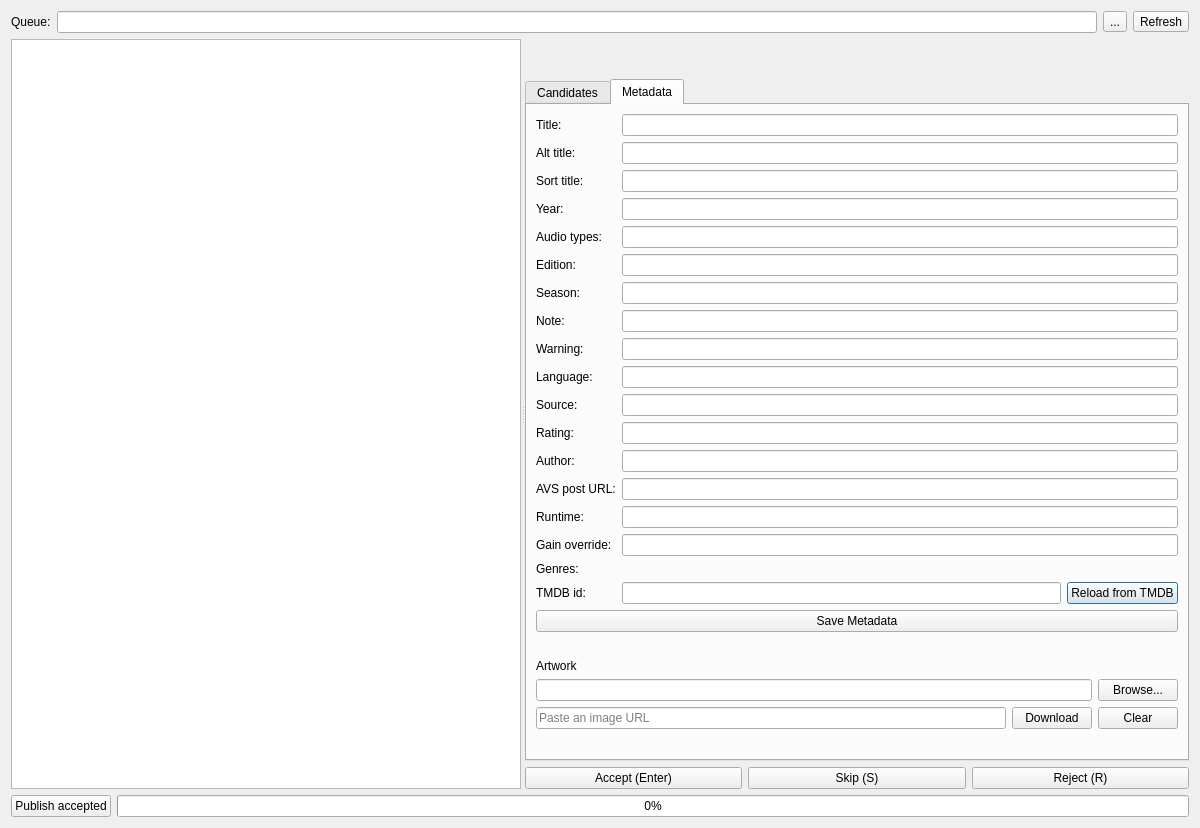
First picture: the form in src/main/python/ui/review.ui, repository 3ll3d00d/beqdesigner, before the edit.
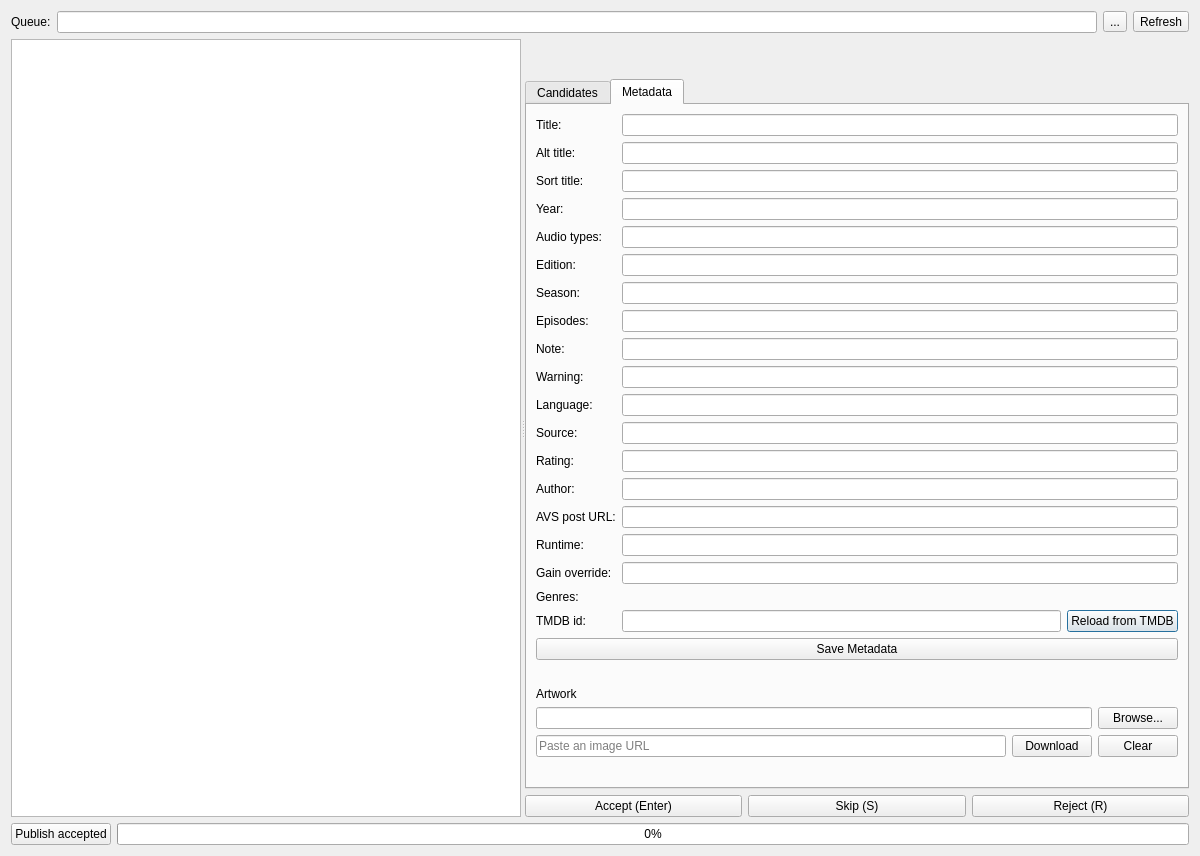
Second picture: the form after the edit. The open tabs and pages were chosen to show the change. Custom widgets are drawn as their Qt base class.

Commit message: Carry a TV item's season and episodes into its metadata

```diff
--- a/src/main/python/ui/review.ui
+++ b/src/main/python/ui/review.ui
@@ -201,117 +201,131 @@
               <widget class="QLineEdit" name="seasonField"/>
              </item>
              <item row="7" column="0">
+              <widget class="QLabel" name="episodesFieldLabel">
+               <property name="text">
+                <string>Episodes:</string>
+               </property>
+              </widget>
+             </item>
+             <item row="7" column="1">
+              <widget class="QLineEdit" name="episodesField">
+               <property name="toolTip">
+                <string>The episodes of that season this filter covers, e.g. 1-8 or 1-3, 5. Blank if not a TV show.</string>
+               </property>
+              </widget>
+             </item>
+             <item row="8" column="0">
               <widget class="QLabel" name="noteFieldLabel">
                <property name="text">
                 <string>Note:</string>
                </property>
               </widget>
              </item>
-             <item row="7" column="1">
+             <item row="8" column="1">
               <widget class="QLineEdit" name="noteField"/>
              </item>
-             <item row="8" column="0">
+             <item row="9" column="0">
               <widget class="QLabel" name="warningFieldLabel">
                <property name="text">
                 <string>Warning:</string>
                </property>
               </widget>
              </item>
-             <item row="8" column="1">
+             <item row="9" column="1">
               <widget class="QLineEdit" name="warningField"/>
              </item>
-             <item row="9" column="0">
+             <item row="10" column="0">
               <widget class="QLabel" name="languageFieldLabel">
                <property name="text">
                 <string>Language:</string>
                </property>
               </widget>
              </item>
-             <item row="9" column="1">
+             <item row="10" column="1">
               <widget class="QLineEdit" name="languageField"/>
              </item>
-             <item row="10" column="0">
+             <item row="11" column="0">
               <widget class="QLabel" name="sourceFieldLabel">
                <property name="text">
                 <string>Source:</string>
                </property>
               </widget>
              </item>
-             <item row="10" column="1">
+             <item row="11" column="1">
               <widget class="QLineEdit" name="sourceField"/>
              </item>
-             <item row="11" column="0">
+             <item row="12" column="0">
               <widget class="QLabel" name="ratingFieldLabel">
                <property name="text">
                 <string>Rating:</string>
                </property>
               </widget>
              </item>
-             <item row="11" column="1">
+             <item row="12" column="1">
               <widget class="QLineEdit" name="ratingField"/>
              </item>
-             <item row="12" column="0">
+             <item row="13" column="0">
               <widget class="QLabel" name="authorFieldLabel">
                <property name="text">
                 <string>Author:</string>
                </property>
               </widget>
              </item>
-             <item row="12" column="1">
+             <item row="13" column="1">
               <widget class="QLineEdit" name="authorField"/>
              </item>
-             <item row="13" column="0">
+             <item row="14" column="0">
               <widget class="QLabel" name="avsFieldLabel">
                <property name="text">
                 <string>AVS post URL:</string>
                </property>
               </widget>
              </item>
-             <item row="13" column="1">
+             <item row="14" column="1">
               <widget class="QLineEdit" name="avsField"/>
              </item>
-             <item row="14" column="0">
+             <item row="15" column="0">
               <widget class="QLabel" name="runtimeFieldLabel">
                <property name="text">
                 <string>Runtime:</string>
                </property>
               </widget>
              </item>
-             <item row="14" column="1">
+             <item row="15" column="1">
               <widget class="QLineEdit" name="runtimeField"/>
              </item>
-             <item row="15" column="0">
+             <item row="16" column="0">
               <widget class="QLabel" name="gainFieldLabel">
                <property name="text">
                 <string>Gain override:</string>
                </property>
               </widget>
              </item>
-             <item row="15" column="1">
+             <item row="16" column="1">
               <widget class="QLineEdit" name="gainField"/>
              </item>
-             <item row="16" column="0">
+             <item row="17" column="0">
               <widget class="QLabel" name="genresFieldLabel">
                <property name="text">
                 <string>Genres:</string>
                </property>
               </widget>
              </item>
-             <item row="16" column="1">
+             <item row="17" column="1">
               <widget class="QLabel" name="genresLabel">
                <property name="text">
                 <string/>
                </property>
               </widget>
              </item>
-             <item row="17" column="0">
+             <item row="18" column="0">
               <widget class="QLabel" name="movieDbIdFieldLabel">
                <property name="text">
                 <string>TMDB id:</string>
                </property>
               </widget>
              </item>
-             <item row="17" column="1">
+             <item row="18" column="1">
               <layout class="QHBoxLayout" name="movieDbIdLayout">
                <item>
                 <widget class="QLineEdit" name="movieDbIdField"/>
```
The commit also changes 12 other files.
